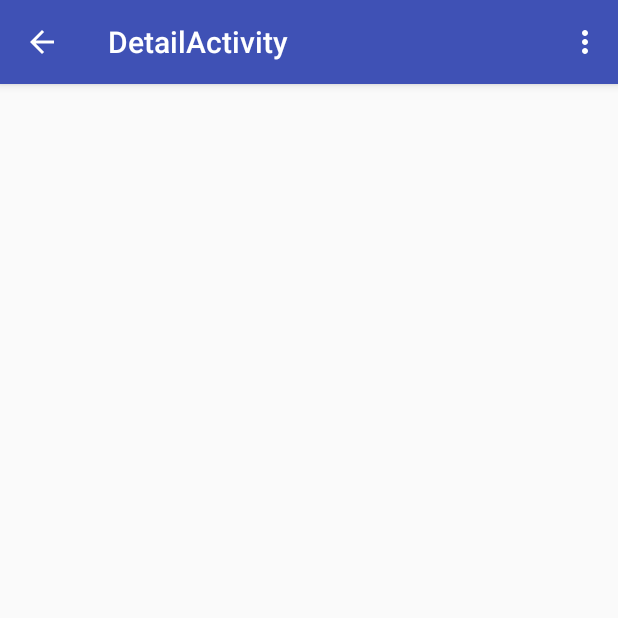
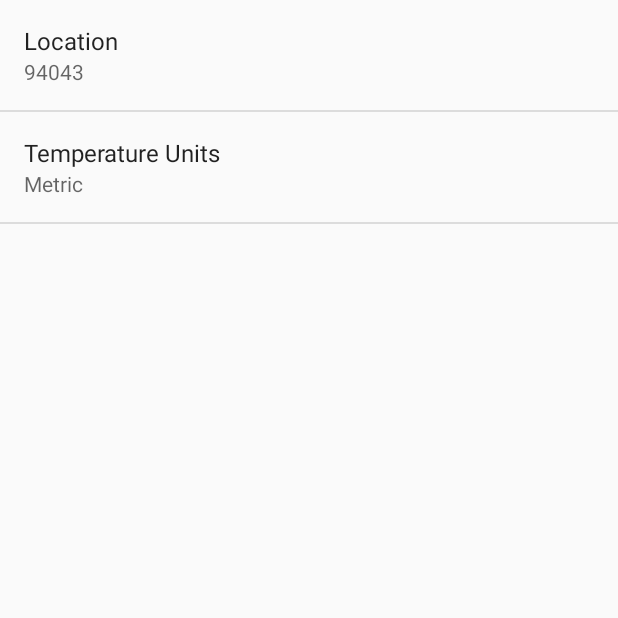
Before and after one commit to mukul-1985/weather-app-android, an Android app: the DetailActivity screen opened directly, with no data from a screen before it, in the options menu, after a tap on "Settings", on a phone screen of 412 x 824 dp, the top half of it. Run offline under Robolectric (Android 15) with nearby library versions, the phone set to English and light mode, and no system bars.

Commit message:
Adding Settings screen using PreferenceManager from Android

```diff
--- a/app/build.gradle
+++ b/app/build.gradle
@@ -27,4 +27,5 @@ dependencies {
     testCompile 'junit:junit:4.12'
     compile 'com.android.support:appcompat-v7:23.1.0'
     compile 'com.android.support:design:23.1.0'
+    compile 'com.android.support:support-v4:23.1.0'
 }
--- a/app/src/main/java/com/app/mukuljain/sunshine/DetailActivity.java
+++ b/app/src/main/java/com/app/mukuljain/sunshine/DetailActivity.java
@@ -1,5 +1,6 @@
 package com.app.mukuljain.sunshine;
 
+import android.content.Intent;
 import android.os.Bundle;
 import android.support.v7.app.AppCompatActivity;
 import android.view.Menu;
@@ -28,6 +29,12 @@ public class DetailActivity extends AppCompatActivity {
 
     @Override
     public boolean onOptionsItemSelected(MenuItem item) {
-        return super.onOptionsItemSelected(item);
+        switch (item.getItemId()) {
+            case R.id.action_settings:
+                startActivity(new Intent(this, SettingsActivity.class));
+                return true;
+            default:
+                return super.onOptionsItemSelected(item);
+        }
     }
 }
--- a/app/src/main/java/com/app/mukuljain/sunshine/DetailActivityFragment.java
+++ b/app/src/main/java/com/app/mukuljain/sunshine/DetailActivityFragment.java
@@ -17,6 +17,7 @@ import android.widget.TextView;
 public class DetailActivityFragment extends Fragment {
 
     public DetailActivityFragment() {
+        setHasOptionsMenu(true);
     }
 
     @Override
--- /dev/null
+++ b/app/src/main/java/com/app/mukuljain/sunshine/SettingsActivity.java
@@ -0,0 +1,70 @@
+package com.app.mukuljain.sunshine;
+
+
+import android.os.Bundle;
+import android.preference.ListPreference;
+import android.preference.Preference;
+import android.preference.PreferenceActivity;
+import android.preference.PreferenceManager;
+
+/**
+ * A {@link PreferenceActivity} that presents a set of application settings. On
+ * handset devices, settings are presented as a single list. On tablets,
+ * settings are split by category, with category headers shown to the left of
+ * the list of settings.
+ * <p/>
+ * See <a href="http://developer.android.com/design/patterns/settings.html">
+ * Android Design: Settings</a> for design guidelines and the <a
+ * href="http://developer.android.com/guide/topics/ui/settings.html">Settings
+ * API Guide</a> for more information on developing a Settings UI.
+ */
+public class SettingsActivity extends PreferenceActivity implements Preference.OnPreferenceChangeListener {
+
+    @Override
+    public void onCreate(Bundle savedInstanceState) {
+        super.onCreate(savedInstanceState);
+
+        // this static call will reset default values only on the first ever read
+        // this is required because list preference not showing default values under summary
+        //PreferenceManager.setDefaultValues(this, R.xml.pref_general, false);
+
+        addPreferencesFromResource(R.xml.pref_general);
+        bindPreferenceSummaryToValue(findPreference(getString(R.string.pref_location_key)));
+        bindPreferenceSummaryToValue(findPreference(getString(R.string.pref_temperature_units_key)));
+    }
+
+    /**
+     * Attaches a listener so the summary is always updated with the preference value.
+     * Also fires the listener once, to initialize the summary (so it shows up before the value
+     * is changed.)
+     */
+    private void bindPreferenceSummaryToValue(Preference preference) {
+        // set the listener for value changes
+        preference.setOnPreferenceChangeListener(this);
+
+        // trigger the listener imediatly with the preferences current value
+        onPreferenceChange(preference,
+                PreferenceManager
+                        .getDefaultSharedPreferences(preference.getContext())
+                        .getString(preference.getKey(), ""));
+    }
+
+    @Override
+    public boolean onPreferenceChange(Preference preference, Object newValue) {
+        String stringValue = newValue.toString();
+
+        if (preference instanceof ListPreference) {
+            // For list preferences, look up the correct display value in
+            // the preference's 'entries' list (since they have separate labels/values).
+            ListPreference listPreference = (ListPreference) preference;
+            int prefIndex = listPreference.findIndexOfValue(stringValue);
+            if (prefIndex >= 0) {
+                preference.setSummary(listPreference.getEntries()[prefIndex]);
+            }
+        } else {
+            // For other preferences, set the summary to the value's simple string representation.
+            preference.setSummary(stringValue);
+        }
+        return true;
+    }
+}
--- a/app/src/main/res/menu/main.xml
+++ b/app/src/main/res/menu/main.xml
@@ -5,4 +5,8 @@
         android:orderInCategory="100"
         android:showAsAction="never"
         android:title="@string/menu_settings" />
+    <item
+        android:id="@+id/action_map"
+        android:title="@string/action_map"
+        android:showAsAction="never"/>
 </menu>
--- /dev/null
+++ b/app/src/main/res/values/arrays.xml
@@ -0,0 +1,12 @@
+<?xml version="1.0" encoding="utf-8"?>
+<resources>
+    <!-- temperature units preference array -->
+    <string-array name="pref_temperature_units_entries">
+        <item>@string/pref_temperature_units_metric_label</item>
+        <item>@string/pref_temperature_units_imperial_label</item>
+    </string-array>
+    <string-array name="pref_temperature_units_values">
+        <item>@string/pref_temperature_units_metric</item>
+        <item>@string/pref_temperature_units_imperial</item>
+    </string-array>
+</resources>
--- a/app/src/main/res/values/strings.xml
+++ b/app/src/main/res/values/strings.xml
@@ -6,4 +6,30 @@
     <string name="menu_refresh">Refresh</string>
     <string name="title_activity_detail">DetailActivity</string>
     <string name="action_settings">Settings</string>
+    <string name="title_activity_settings">Settings</string>
+    <string name="action_map">Map Location</string>
+
+    <!-- Strings related to Settings -->
+    <!-- Label for the location preference [CHAR LIMIT=30] -->
+    <string name="pref_location_label">Location</string>
+
+    <!-- Key name for storing location in SharedPreferences [CHAR LIMIT=NONE] -->
+    <string name="pref_location_key" translatable="false">location</string>
+
+    <!-- Default postal code for location preference [CHAR LIMIT=NONE] -->
+    <string name="pref_location_default" translatable="false">94043</string>
+
+    <!-- lable for the temperature units preference -->
+    <string name="pref_temperature_units_label">Temperature Units</string>
+
+    <!-- key name for storing temperature unit in sharedPreferences -->
+    <string name="pref_temperature_units_key">units</string>
+
+    <!--  temperature unit for the units preference -->
+    <string name="pref_temperature_units_metric">metric</string>
+    <string name="pref_temperature_units_imperial">imperial</string>
+    <string name="pref_temperature_units_metric_label">Metric</string>
+    <string name="pref_temperature_units_imperial_label">Imperial</string>
+
+
 </resources>
--- /dev/null
+++ b/app/src/main/res/xml/pref_general.xml
@@ -0,0 +1,18 @@
+<PreferenceScreen xmlns:android="http://schemas.android.com/apk/res/android"
+    android:layout_width="match_parent" android:layout_height="match_parent">
+
+    <EditTextPreference
+        android:defaultValue="@string/pref_location_default"
+        android:inputType="text"
+        android:key="@string/pref_location_key"
+        android:singleLine="true"
+        android:title="@string/pref_location_label" />
+
+    <ListPreference
+        android:key="@string/pref_temperature_units_key"
+        android:title="@string/pref_temperature_units_label"
+        android:dialogTitle="@string/pref_temperature_units_label"
+        android:defaultValue="@string/pref_temperature_units_metric"
+        android:entries="@array/pref_temperature_units_entries"
+        android:entryValues="@array/pref_temperature_units_values"/>
+</PreferenceScreen>
```
Also changed, not shown: app/src/main/AndroidManifest.xml (+8 -0 lines), app/src/main/java/com/app/mukuljain/sunshine/FetchWeatherForecastAsyncTask.java (+31 -9 lines), app/src/main/java/com/app/mukuljain/sunshine/ForecastFragment.java (+16 -2 lines), app/src/main/java/com/app/mukuljain/sunshine/MainActivity.java (+57 -1 lines).
